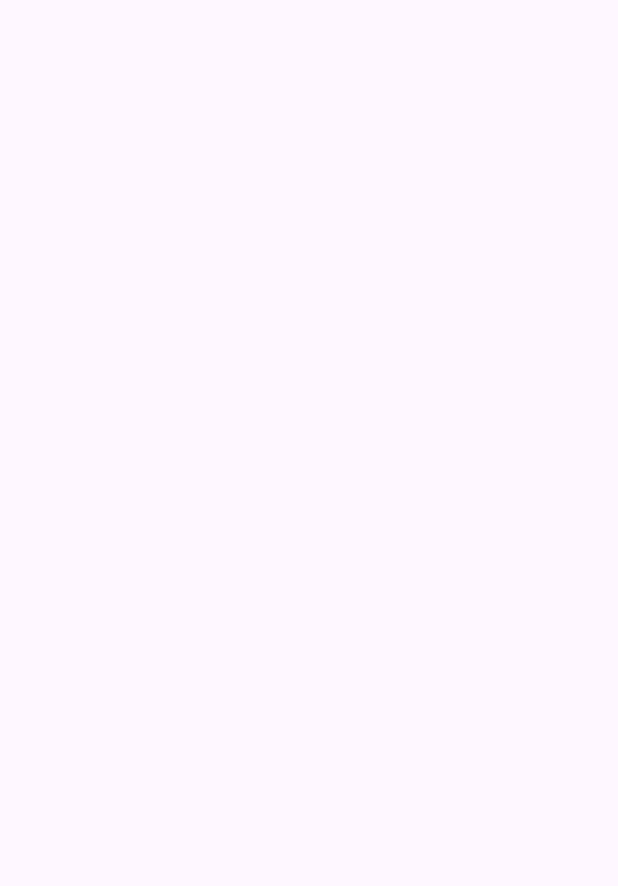
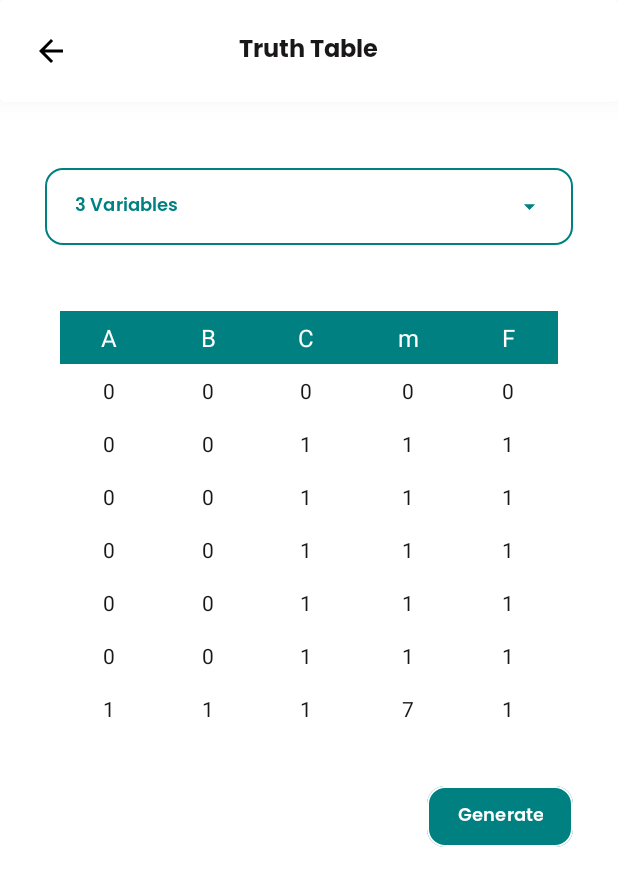
Before and after one commit to ThirdyGraphicsStudio/LogiCraft, an Android app: the MainTruthTable screen opened directly, with no data from a screen before it, on a phone screen of 412 x 824 dp. Before the commit the part shown is empty. Shown: the top 886 px of the screen. Run offline under Robolectric (Android 15) with nearby library versions, the light colour scheme and no system bars; Roboto replaces fonts that are not available here.

Commit message:
Main Truth Table 80% Front end

```diff
--- a/app/src/main/AndroidManifest.xml
+++ b/app/src/main/AndroidManifest.xml
@@ -13,7 +13,10 @@
         android:theme="@style/Theme.BooleanExpression"
         tools:targetApi="31">
         <activity
-            android:name=".MainTruthTable"
+            android:name=".TruthTable.FormulaTruthTable"
+            android:exported="false" />
+        <activity
+            android:name=".TruthTable.MainTruthTable"
             android:exported="false" />
         <activity
             android:name=".BooleanExpression.MainBooleanExpression"
--- a/app/src/main/java/com/thirdy/booleanexpression/BooleanExpression/MainBooleanExpression.java
+++ b/app/src/main/java/com/thirdy/booleanexpression/BooleanExpression/MainBooleanExpression.java
@@ -8,7 +8,6 @@ import android.content.Intent;
 import android.os.Bundle;
 import android.view.View;
 import android.view.inputmethod.InputMethodManager;
-import android.widget.Button;
 import android.widget.EditText;
 import android.widget.ImageButton;
 
@@ -20,7 +19,7 @@ public class MainBooleanExpression extends AppCompatActivity {
     @Override
     protected void onCreate(Bundle savedInstanceState) {
         super.onCreate(savedInstanceState);
-        setContentView(R.layout.activity_main_boolean_expression);
+        setContentView(R.layout.boolean_expression_main);
 
         displayEditText = findViewById(R.id.displayEditText);
         CardView btnCurlyDash = findViewById(R.id.btnCurlyDash);
--- a/app/src/main/java/com/thirdy/booleanexpression/Fragment/Homepage.java
+++ b/app/src/main/java/com/thirdy/booleanexpression/Fragment/Homepage.java
@@ -13,6 +13,7 @@ import android.widget.LinearLayout;
 
 import com.thirdy.booleanexpression.BooleanExpression.MainBooleanExpression;
 import com.thirdy.booleanexpression.R;
+import com.thirdy.booleanexpression.TruthTable.MainTruthTable;
 
 public class Homepage extends Fragment {
     View view;
@@ -29,7 +30,7 @@ public class Homepage extends Fragment {
 
 
         cardViewTruthTable.setOnClickListener(view1 -> {
-
+            startActivity(new Intent(getContext(), MainTruthTable.class));
         });
 
         cardViewKarnaughMap.setOnClickListener(view1 -> {
--- a/app/src/main/java/com/thirdy/booleanexpression/MainTruthTable.java
+++ /dev/null
@@ -1,14 +0,0 @@
-package com.thirdy.booleanexpression;
-
-import androidx.appcompat.app.AppCompatActivity;
-
-import android.os.Bundle;
-
-public class MainTruthTable extends AppCompatActivity {
-
-    @Override
-    protected void onCreate(Bundle savedInstanceState) {
-        super.onCreate(savedInstanceState);
-        setContentView(R.layout.truth_table_main);
-    }
-}
--- /dev/null
+++ b/app/src/main/java/com/thirdy/booleanexpression/TruthTable/MainTruthTable.java
@@ -0,0 +1,131 @@
+package com.thirdy.booleanexpression.TruthTable;
+
+import androidx.appcompat.app.AppCompatActivity;
+
+import android.content.Intent;
+import android.os.Bundle;
+import android.view.Gravity;
+import android.widget.ImageButton;
+import android.widget.ImageView;
+import android.widget.PopupMenu;
+import android.widget.TableLayout;
+import android.widget.TableRow;
+import android.widget.TextView;
+
+import com.google.android.material.button.MaterialButton;
+import com.thirdy.booleanexpression.R;
+
+public class MainTruthTable extends AppCompatActivity {
+
+    @Override
+    protected void onCreate(Bundle savedInstanceState) {
+        super.onCreate(savedInstanceState);
+        setContentView(R.layout.truth_table_main);
+
+        ImageButton back = findViewById(R.id.back);
+
+        back.setOnClickListener(v -> {
+            finish();
+        });
+
+        //generate table
+        generateTruthTable();
+
+
+        MaterialButton btnGenerate = findViewById(R.id.btnGenerate);
+
+        btnGenerate.setOnClickListener(v -> {
+            //startActivity(new Intent(MainTruthTable.this, TruthTable.class));
+        });
+
+        MaterialButton dropdownButton = findViewById(R.id.dropdownButton);
+
+        // In your activity
+        dropdownButton.setOnClickListener(v -> {
+            PopupMenu popupMenu = new PopupMenu(this, v);
+            popupMenu.getMenuInflater().inflate(R.menu.variable_dropdown, popupMenu.getMenu());
+            popupMenu.setOnMenuItemClickListener(item -> {
+                int id = item.getItemId();
+
+                if (id == R.id.two) {
+                    // Handle "two" click
+                    dropdownButton.setText("2 variables");
+                } else if (id == R.id.three) {
+                    // Handle "three" click
+                    dropdownButton.setText("3 variables");
+                } else if (id == R.id.four) {
+                    // Handle "four" click
+                    dropdownButton.setText("4 variables");
+                } else if (id == R.id.five) {
+                    // Handle "five" click
+                    dropdownButton.setText("5 variables");
+                } else if (id == R.id.six) {
+                    // Handle "six" click
+                    dropdownButton.setText("6 variables");
+                } else {
+                    // If none of the above, return false.
+                    return false;
+                }
+
+// If one of the cases matched and the action was handled, return true.
+                return true;
+
+            });
+            popupMenu.show();
+        });
+
+
+
+    }
+
+    private void generateTruthTable() {
+        TableLayout tableLayout = findViewById(R.id.tableLayout); // Make sure you have a TableLayout in your XML with this ID
+
+        // Create a header row
+        TableRow headerRow = new TableRow(this);
+        headerRow.setLayoutParams(new TableLayout.LayoutParams(TableLayout.LayoutParams.MATCH_PARENT, TableLayout.LayoutParams.WRAP_CONTENT));
+        headerRow.setBackgroundColor(getResources().getColor(R.color.primary));
+        String[] headerTexts = {"A", "B", "C", "m", "F"};
+        for (String headerText : headerTexts) {
+            TextView textView = new TextView(this);
+            textView.setText(headerText);
+            textView.setTextColor(getResources().getColor(R.color.white));
+            textView.setGravity(Gravity.CENTER);
+            textView.setTextSize(16);
+            textView.setPadding(10, 10, 10, 10);
+            headerRow.addView(textView);
+        }
+
+        tableLayout.addView(headerRow);
+
+        // Add data as rows
+        int[][] data = {
+                {0, 0, 0, 0, 0},
+                {0, 0, 1, 1, 1},
+                {0, 0, 1, 1, 1},
+                {0, 0, 1, 1, 1},
+                {0, 0, 1, 1, 1},
+                {0, 0, 1, 1, 1},
+                {1, 1, 1, 7, 1}
+        };
+
+        for (int[] rowData : data) {
+            TableRow row = new TableRow(this);
+            row.setLayoutParams(new TableLayout.LayoutParams(TableLayout.LayoutParams.MATCH_PARENT, TableLayout.LayoutParams.WRAP_CONTENT));
+            row.setPaddingRelative(0, 2, 0, 2);
+
+            for (int cellData : rowData) {
+                TextView textView = new TextView(this);
+                textView.setText(String.valueOf(cellData));
+                textView.setGravity(Gravity.CENTER);
+                textView.setPadding(10, 10, 10, 10);
+                textView.setTextSize(14);
+                textView.setTextColor(getResources().getColor(R.color.black));
+                row.addView(textView);
+            }
+
+            tableLayout.addView(row);
+        }
+    }
+
+}
--- a/app/src/main/res/layout/truth_table_main.xml
+++ b/app/src/main/res/layout/truth_table_main.xml
@@ -1,9 +1,124 @@
 <?xml version="1.0" encoding="utf-8"?>
-<androidx.constraintlayout.widget.ConstraintLayout xmlns:android="http://schemas.android.com/apk/res/android"
+<LinearLayout xmlns:android="http://schemas.android.com/apk/res/android"
     xmlns:app="http://schemas.android.com/apk/res-auto"
     xmlns:tools="http://schemas.android.com/tools"
     android:layout_width="match_parent"
     android:layout_height="match_parent"
-    tools:context=".MainTruthTable">
+    android:orientation="vertical"
+    android:background="@color/white"
+    tools:context=".TruthTable.MainTruthTable">
 
-</androidx.constraintlayout.widget.ConstraintLayout>
+
+    <!--    Header-->
+    <RelativeLayout
+        android:layout_width="match_parent"
+        android:layout_height="wrap_content"
+        android:padding="20dp"
+        android:elevation="10dp"
+        android:outlineAmbientShadowColor="@color/shadow"
+        android:outlineSpotShadowColor="@color/shadow"
+        android:background="@drawable/shadow"
+        >
+
+        <!--        Back Icon-->
+        <ImageButton
+            android:id="@+id/back"
+            android:layout_width="wrap_content"
+            android:layout_height="wrap_content"
+            android:src="@drawable/baseline_arrow_back_24"
+            android:background="@drawable/ripple_back_button"
+            android:clickable="true"
+            android:focusable="true"
+            android:padding="2dp"
+            android:layout_alignParentLeft="true"
+            android:layout_centerVertical="true"
+            />
+
+        <TextView
+            android:layout_width="wrap_content"
+            android:layout_height="wrap_content"
+            android:layout_centerHorizontal="true"
+            android:text="Truth Table"
+            android:textSize="16sp"
+            android:textColor="@color/black"
+            android:fontFamily="@font/poppinsbold"
+            />
+
+
+    </RelativeLayout>
+
+    <LinearLayout
+        android:layout_width="match_parent"
+        android:layout_height="wrap_content"
+        android:orientation="vertical"
+        android:padding="20dp"
+        >
+
+
+
+    <com.google.android.material.button.MaterialButton
+        android:id="@+id/dropdownButton"
+        android:layout_marginVertical="20dp"
+        style="@style/TextAppearance.AppCompat.Widget.Button.Colored"
+        android:layout_width="match_parent"
+        android:layout_height="wrap_content"
+        app:icon="@drawable/dropdown"
+        app:iconGravity="end"
+        app:iconTint="@color/primary"
+        android:fontFamily="@font/poppinssemibold"
+        android:paddingHorizontal="20dp"
+        android:layout_alignParentRight="true"
+        android:layout_marginHorizontal="10dp"
+        android:paddingVertical="15dp"
+        android:stateListAnimator="@null"
+        android:text="3 Variables"
+        android:textAlignment="textStart"
+        android:textAllCaps="false"
+        android:textColor="@color/primary"
+        android:textSize="12sp"
+        app:backgroundTint="@android:color/transparent"
+        app:cornerRadius="12dp"
+        app:rippleColor="@color/primary"
+        app:strokeColor="@color/primary"
+        app:strokeWidth="1dp" />
+
+
+    <!--            TODO Table-->
+    <TableLayout
+        android:id="@+id/tableLayout"
+        android:layout_width="match_parent"
+        android:layout_height="wrap_content"
+        android:background="@color/white"
+        android:stretchColumns="*"
+        android:padding="20dp"
+        />
+
+
+    <com.google.android.material.button.MaterialButton
+        android:id="@+id/btnGenerate"
+        style="@style/TextAppearance.AppCompat.Widget.Button.Colored"
+        android:layout_width="wrap_content"
+        android:layout_height="wrap_content"
+        android:drawableTint="@color/primary"
+        android:fontFamily="@font/poppinssemibold"
+        android:paddingHorizontal="20dp"
+        android:layout_marginVertical="10dp"
+        android:layout_marginHorizontal="10dp"
+        android:layout_gravity="end"
+        android:paddingVertical="10dp"
+        android:stateListAnimator="@null"
+        android:text="Generate"
+        android:textAllCaps="false"
+        android:textColor="@color/white"
+        android:textSize="12sp"
+        app:backgroundTint="@color/primary"
+        app:cornerRadius="12dp"
+        app:rippleColor="@color/highlight"
+        app:strokeColor="@color/white"
+        app:strokeWidth="1dp" />
+
+    </LinearLayout>
+
+
+
+</LinearLayout>
--- /dev/null
+++ b/app/src/main/res/menu/variable_dropdown.xml
@@ -0,0 +1,8 @@
+<?xml version="1.0" encoding="utf-8"?>
+<menu xmlns:android="http://schemas.android.com/apk/res/android">
+    <item android:id="@+id/two" android:title="2 variables" />
+    <item android:id="@+id/three" android:title="3 variables" />
+    <item android:id="@+id/four" android:title="4 variables" />
+    <item android:id="@+id/five" android:title="5 variables" />
+    <item android:id="@+id/six" android:title="6 variables" />
+</menu>
```
Also changed, not shown: app/src/main/res/layout/boolean_expression_main.xml (renamed from app/src/main/res/layout/activity_main_boolean_expression.xml).
